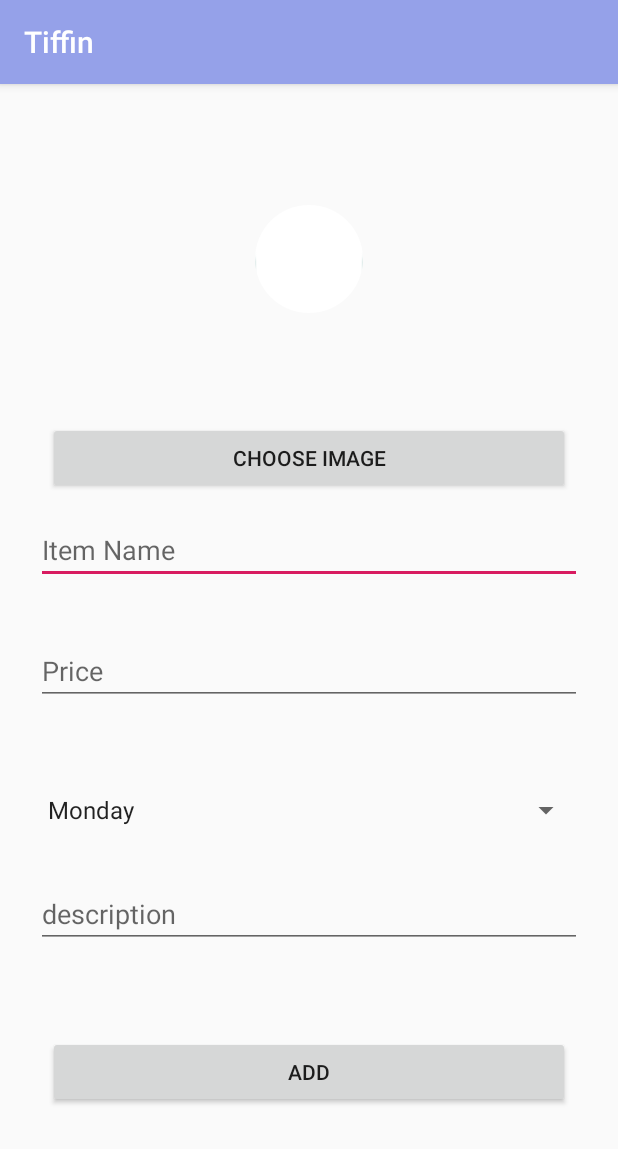
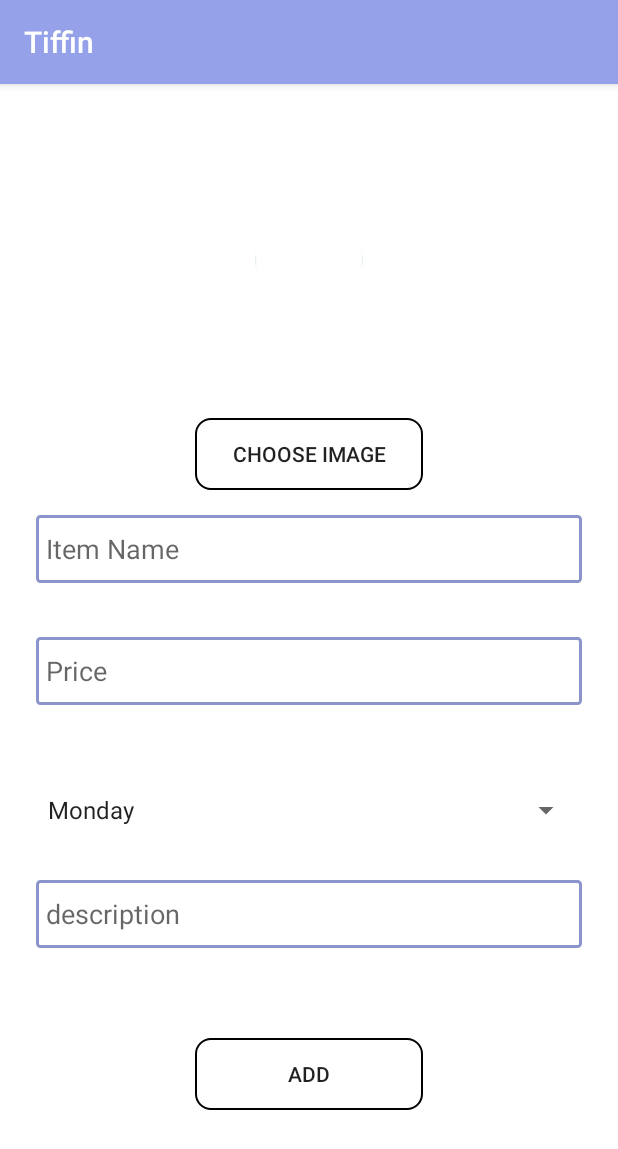
Before and after one commit to Kamran-Manzoor/Tiffin, an Android app: the Add_Items screen opened directly, with no data from a screen before it, on a phone screen of 412 x 824 dp. Shown: the top 1149 px of the screen. Run offline under Robolectric (Android 15) with nearby library versions, the phone set to English and light mode, and no system bars; our stand-ins replace CircleImageView.

Commit message:
Assalam o Alaikum

```diff
--- /dev/null
+++ b/app/src/main/res/drawable/rounded.xml
@@ -0,0 +1,13 @@
+<?xml version="1.0" encoding="utf-8"?>
+<shape xmlns:android="http://schemas.android.com/apk/res/android" >
+<solid android:color="#FFFFFF" />
+<stroke
+    android:width="2dip"
+    android:color="#8C94CC" />
+<corners android:radius="2dip" />
+<padding
+    android:bottom="7dip"
+    android:left="7dip"
+    android:right="7dip"
+    android:top="7dip" />
+</shape>
--- /dev/null
+++ b/app/src/main/res/drawable/rounded_button.xml
@@ -0,0 +1,10 @@
+<?xml version="1.0" encoding="utf-8"?>
+
+<shape xmlns:android="http://schemas.android.com/apk/res/android"
+    android:padding="16dp"
+    android:shape="rectangle">
+    <stroke
+        android:width="1dp"
+        android:color="@android:color/black" />
+    <corners android:radius="10dp" />
+</shape>
--- a/app/src/main/res/layout/activity_add__items.xml
+++ b/app/src/main/res/layout/activity_add__items.xml
@@ -4,6 +4,7 @@
     xmlns:tools="http://schemas.android.com/tools"
     android:layout_width="match_parent"
     android:layout_height="match_parent"
+    android:background="#fff"
     tools:context=".Add_Items">
 
     <de.hdodenhof.circleimageview.CircleImageView
@@ -23,15 +24,17 @@
         app:srcCompat="@mipmap/ic_launcher" />
 
 
+
     <EditText
         android:id="@+id/et_ItemName"
         android:layout_width="match_parent"
-        android:layout_height="wrap_content"
+        android:layout_height="45dp"
         android:layout_marginStart="24dp"
         android:layout_marginTop="8dp"
         android:layout_marginEnd="24dp"
         android:layout_marginBottom="8dp"
         android:hint="Item Name"
+        android:background="@drawable/rounded"
         android:inputType="text"
         app:layout_constraintBottom_toBottomOf="parent"
         app:layout_constraintEnd_toEndOf="parent"
@@ -40,15 +43,18 @@
         app:layout_constraintTop_toBottomOf="@+id/img_New_Items"
         app:layout_constraintVertical_bias="0.23000002" />
 
+
     <EditText
         android:id="@+id/et_ItemPrice"
         android:layout_width="match_parent"
-        android:layout_height="wrap_content"
+        android:layout_height="45dp"
         android:layout_marginStart="24dp"
         android:layout_marginTop="8dp"
+        android:background="@drawable/rounded"
         android:layout_marginEnd="24dp"
         android:layout_marginBottom="8dp"
         android:hint="Price"
+        android:src="@drawable/rounded"
         android:inputType="number"
         app:layout_constraintBottom_toBottomOf="parent"
         app:layout_constraintEnd_toEndOf="parent"
@@ -74,6 +80,7 @@
         android:layout_marginBottom="8dp"
         android:hint="description"
         android:inputType="text"
+        android:background="@drawable/rounded"
         app:layout_constraintBottom_toBottomOf="parent"
         app:layout_constraintEnd_toEndOf="parent"
         app:layout_constraintStart_toStartOf="parent"
@@ -84,16 +91,18 @@
         android:id="@+id/btn_Add_Items"
         android:layout_width="match_parent"
         android:layout_height="wrap_content"
-        android:layout_marginStart="32dp"
+        android:layout_marginStart="130dp"
         android:layout_marginTop="8dp"
-        android:layout_marginEnd="32dp"
+        android:layout_marginEnd="130dp"
         android:layout_marginBottom="8dp"
+        android:background="@drawable/rounded_button"
         android:text="Add"
         app:layout_constraintBottom_toBottomOf="parent"
         app:layout_constraintEnd_toEndOf="parent"
+        app:layout_constraintHorizontal_bias="1.0"
         app:layout_constraintStart_toStartOf="parent"
         app:layout_constraintTop_toTopOf="parent"
-        app:layout_constraintVertical_bias="0.89" />
+        app:layout_constraintVertical_bias="0.892" />
 
     <Spinner
         android:id="@+id/spinnerDays"
@@ -113,10 +122,11 @@
         android:id="@+id/btn_choose_items"
         android:layout_width="match_parent"
         android:layout_height="wrap_content"
-        android:layout_marginStart="32dp"
-        android:layout_marginTop="8dp"
-        android:layout_marginEnd="32dp"
+        android:layout_marginStart="130dp"
+        android:layout_marginTop="4dp"
+        android:layout_marginEnd="130dp"
         android:layout_marginBottom="8dp"
+        android:background="@drawable/rounded_button"
         android:text="Choose Image"
         app:layout_constraintBottom_toBottomOf="parent"
         app:layout_constraintEnd_toEndOf="parent"
--- a/build.gradle
+++ b/build.gradle
@@ -7,7 +7,7 @@ buildscript {
 
     }
     dependencies {
-        classpath 'com.android.tools.build:gradle:3.4.0'
+        classpath 'com.android.tools.build:gradle:3.4.1'
 
         // NOTE: Do not place your application dependencies here; they belong
         // in the individual module build.gradle files
```
Also changed, not shown: app/src/main/java/com/kamores/tiffin/Add_Items.java (+22 -3 lines), app/src/main/java/com/kamores/tiffin/Add_Supplier.java (+31 -12 lines), app/src/main/res/layout/activity_add__supplier.xml (+9 -5 lines).
